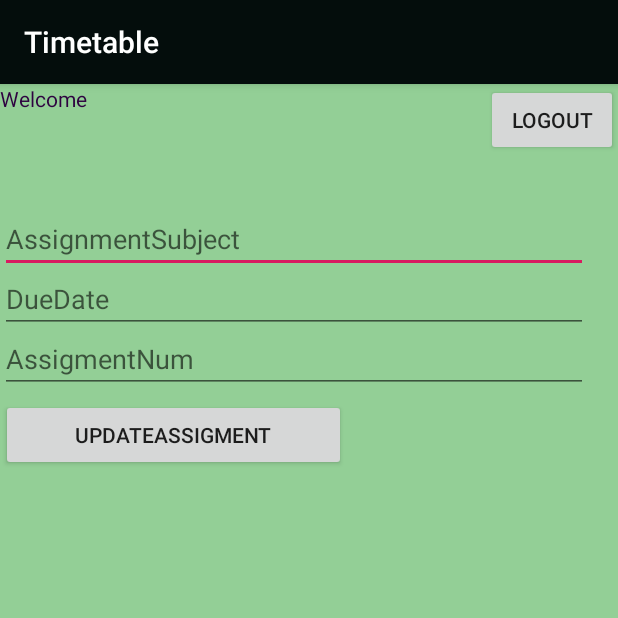
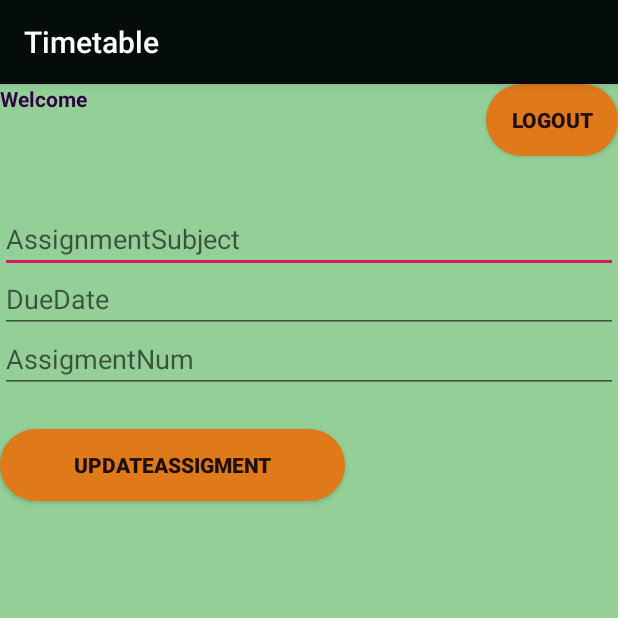
Before and after one commit to sanjay-del/Timetable, an Android app: the ProfileActivity screen opened directly, with no data from a screen before it, on a phone screen of 412 x 824 dp, the top half of it. Run offline under Robolectric (Android 15) with nearby library versions, the phone set to English and light mode, and no system bars; our stand-ins replace Firebase (no records; nobody signed in at launch, a user with empty details on screens opened directly).

Commit message:
Working push

```diff
--- a/app/src/main/java/com/jcorp/timetable/ProfileActivity.java
+++ b/app/src/main/java/com/jcorp/timetable/ProfileActivity.java
@@ -5,23 +5,50 @@ import android.support.v7.app.AppCompatActivity;
 import android.os.Bundle;
 import android.view.View;
 import android.widget.Button;
+import android.widget.EditText;
 import android.widget.TextView;
+import android.util.Log;
+import android.widget.Toast;
 
 import com.google.firebase.auth.FirebaseAuth;
 import com.google.firebase.auth.FirebaseUser;
+import com.google.firebase.database.DatabaseReference;
+import com.google.firebase.database.FirebaseDatabase;
+import com.google.firebase.database.DataSnapshot;
+import com.google.firebase.database.DatabaseError;
+import com.google.firebase.database.ValueEventListener;
 
 public class ProfileActivity extends AppCompatActivity implements View.OnClickListener {
+
+    private static final String TAG = "ProfileActivity";
+
 
     private FirebaseAuth firebaseAuth;
     private TextView something;
     private Button logout;
+    private Button update;
+    private EditText sub,date,num;
 
+
+    private FirebaseDatabase mFirebaseDatabase;
+    private FirebaseAuth mAuth;
+    private FirebaseAuth.AuthStateListener mAuthListener;
+    private DatabaseReference myRef;
 
     @Override
     protected void onCreate(Bundle savedInstanceState) {
         super.onCreate(savedInstanceState);
         setContentView(R.layout.activity_profile);
 
+        sub = (EditText) findViewById(R.id.asubject);
+        date = (EditText) findViewById(R.id.adate);
+        num = (EditText) findViewById(R.id.anum);
+        logout = (Button) findViewById(R.id.logout);
+        update = (Button) findViewById(R.id.updateAssi);
+
+        mAuth = FirebaseAuth.getInstance();
+        mFirebaseDatabase = FirebaseDatabase.getInstance();
+        myRef = mFirebaseDatabase.getReference();
         firebaseAuth = FirebaseAuth.getInstance();
         if(firebaseAuth.getCurrentUser() == null)
         {
@@ -32,7 +59,48 @@ public class ProfileActivity extends AppCompatActivity implements View.OnClickLi
         something = (TextView) findViewById(R.id.something);
 
         something.setText("Welcome  " + user.getEmail());
-        logout = (Button) findViewById(R.id.logout);
+
+        myRef.addValueEventListener(new ValueEventListener() {
+            @Override
+            public void onDataChange(DataSnapshot dataSnapshot) {
+                Object value = dataSnapshot.getValue();
+                Log.d(TAG, "Value is: " + value);
+            }
+
+            @Override
+            public void onCancelled(DatabaseError databaseError) {
+                // Failed to read value
+                //("Failed to alter database.");
+                Log.w(TAG, "Failed to read value.", databaseError.toException());
+            }
+        });
+
+        update.setOnClickListener(new View.OnClickListener() {
+            @Override
+            public void onClick(View v) {
+
+
+                Log.d(TAG, "onClick: Attempting to add object to database.");
+                String subject = sub.getText().toString();
+                String duedate = date.getText().toString();
+                String assnum = num.getText().toString();
+                if (!subject.equals("")&& !duedate.equals("") && !assnum.equals("")) {
+                    FirebaseUser user = mAuth.getCurrentUser();
+                    String userId = user.getUid();
+                    myRef.child(userId).child("AssigmnetData").child(subject).child("subject").setValue(subject);
+                    myRef.child(userId).child("AssigmnetData").child(subject).child("duedate").setValue(duedate);
+                    myRef.child(userId).child("AssigmnetData").child(subject).child("assignmentnum").setValue(assnum);
+
+                    Toast.makeText(getApplicationContext(),"Adding items to database...",Toast.LENGTH_SHORT).show();
+                    //reset the text
+                    sub.setText("");
+                    date.setText("");
+                    num.setText("");
+                }
+            }
+        });
+
+
 
         logout.setOnClickListener(this);
 
--- a/app/src/main/res/layout/activity_main2.xml
+++ b/app/src/main/res/layout/activity_main2.xml
@@ -47,6 +47,8 @@
         android:layout_width="match_parent"
         android:layout_height="wrap_content"
         android:layout_margin="15dp"
+        android:background="@drawable/round_btn"
+        android:textStyle="bold"
         android:text="@string/Login" />
 
     </LinearLayout>
--- a/app/src/main/res/layout/activity_profile.xml
+++ b/app/src/main/res/layout/activity_profile.xml
@@ -14,12 +14,15 @@
         android:layout_height="57dp"
         android:layout_gravity="center_horizontal"
         android:text="Something"
+        android:textStyle="bold"
         android:textColor="@color/welcome" />
 
     <Button
         android:id="@+id/logout"
         android:layout_width="wrap_content"
         android:layout_height="wrap_content"
+        android:background="@drawable/round_btn"
+        android:textStyle="bold"
         android:layout_alignRight="@+id/something"
         android:layout_alignBottom="@+id/something"
         android:layout_gravity="center_horizontal"
@@ -27,23 +30,13 @@
         android:layout_marginBottom="9dp"
         android:text="logout" />
 
-    <Button
-        android:id="@+id/updateAssi"
-        android:layout_width="230dp"
-        android:layout_height="wrap_content"
-        android:layout_alignRight="@+id/something"
-        android:layout_alignBottom="@+id/logout"
-        android:layout_gravity="center_horizontal"
-        android:layout_marginRight="181dp"
-        android:layout_marginBottom="-210dp"
-        android:text="UpdateAssigment" />
 
     <ScrollView
-        android:layout_width="392dp"
-        android:layout_height="264dp"
+        android:layout_width="match_parent"
+        android:layout_height="518dp"
         android:layout_alignBottom="@+id/something"
         android:layout_marginTop="3dp"
-        android:layout_marginBottom="-277dp">
+        android:layout_marginBottom="-531dp">
 
         <RelativeLayout
             android:layout_width="wrap_content"
@@ -61,8 +54,7 @@
                 android:layout_width="match_parent"
                 android:layout_height="wrap_content"
                 android:layout_marginTop="50dp"
-                android:hint="DueDate"
-                />
+                android:hint="DueDate" />
 
             <EditText
                 android:id="@+id/anum"
@@ -72,7 +64,22 @@
                 android:hint="AssigmentNum" />
 
 
+
         </RelativeLayout>
     </ScrollView>
 
+    <Button
+        android:id="@+id/updateAssi"
+        android:layout_width="230dp"
+        android:layout_height="wrap_content"
+        android:layout_marginTop="230dp"
+        android:layout_gravity="center_horizontal"
+
+        android:background="@drawable/round_btn"
+        android:text="UpdateAssigment"
+        android:textStyle="bold" />
+
+
+
+
 </RelativeLayout>
```
